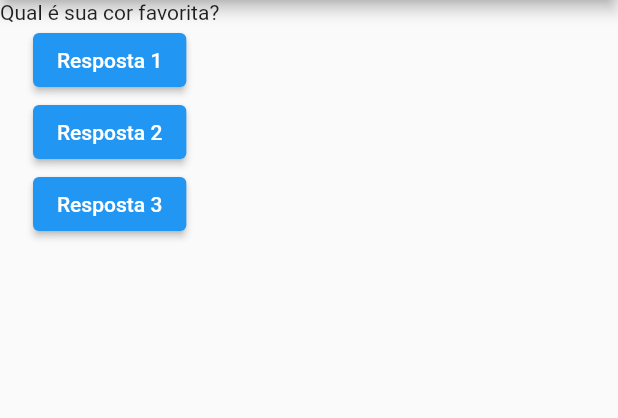
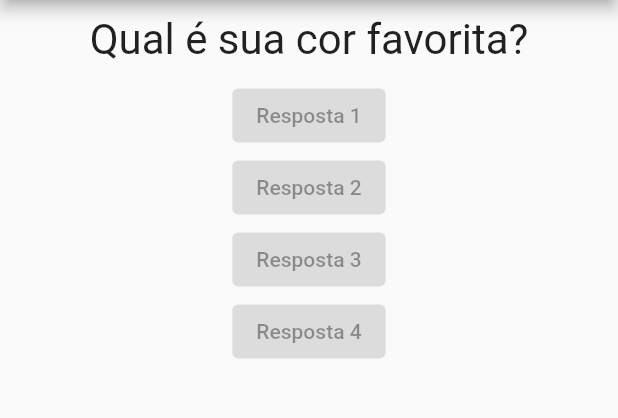
Before and after one commit to JoaoVGStahl/Projeto_Perguntas, a Flutter app: the screen it shows after launch, on a phone screen of 412 x 824 dp, the part 84-502 px from its top. Run offline on Flutter 3.47's test engine with Material 2 defaults, Android fonts, the phone set to English and light mode, and no system bars.

Commit message:
Novo Widget Resposta

```diff
--- a/lib/main.dart
+++ b/lib/main.dart
@@ -1,6 +1,8 @@
 // ignore_for_file: prefer_const_constructors, prefer_const_literals_to_create_immutables
 
 import 'package:flutter/material.dart';
+import 'package:projeto_perguntas/questao.dart';
+import 'package:projeto_perguntas/resposta.dart';
 
 main() => runApp(PerguntaApp());
 
@@ -30,19 +32,11 @@ class _PerguntaAppState extends State<PerguntaApp> {
         ),
         body: Column(
           children: [
-            Text(perguntas[_perguntaSelecionada]),
-            ElevatedButton(
-              onPressed: _responder,
-              child: Text("Resposta 1"),
-            ),
-            ElevatedButton(
-              onPressed: _responder,
-              child: Text("Resposta 2"),
-            ),
-            ElevatedButton(
-              onPressed: _responder,
-              child: Text("Resposta 3"),
-            )
+            Questao(perguntas[_perguntaSelecionada]),
+            Resposta("Resposta 1"),
+            Resposta("Resposta 2"),
+            Resposta("Resposta 3"),
+            Resposta("Resposta 4"),
           ],
         ),
       ),
--- a/lib/questao.dart
+++ b/lib/questao.dart
@@ -0,0 +1,24 @@
+import 'package:flutter/material.dart';
+import 'package:flutter/src/foundation/key.dart';
+import 'package:flutter/src/widgets/framework.dart';
+
+class Questao extends StatelessWidget {
+  final String texto;
+
+  // ignore: prefer_const_constructors_in_immutables
+  Questao(this.texto, {Key? key}) : super(key: key);
+
+  @override
+  Widget build(BuildContext context) {
+    return Container(
+      width: double.infinity,
+      margin: const EdgeInsets.all(10),
+      child: Text(
+        texto,
+        // ignore: prefer_const_constructors
+        style: TextStyle(fontSize: 28),
+        textAlign: TextAlign.center,
+      ),
+    );
+  }
+}
--- /dev/null
+++ b/lib/resposta.dart
@@ -0,0 +1,15 @@
+import 'package:flutter/material.dart';
+
+class Resposta extends StatelessWidget {
+  final String resposta;
+
+  Resposta(this.resposta);
+
+  @override
+  Widget build(BuildContext context) {
+    return ElevatedButton(
+      onPressed: null,
+      child: Text(resposta),
+    );
+  }
+}
```
